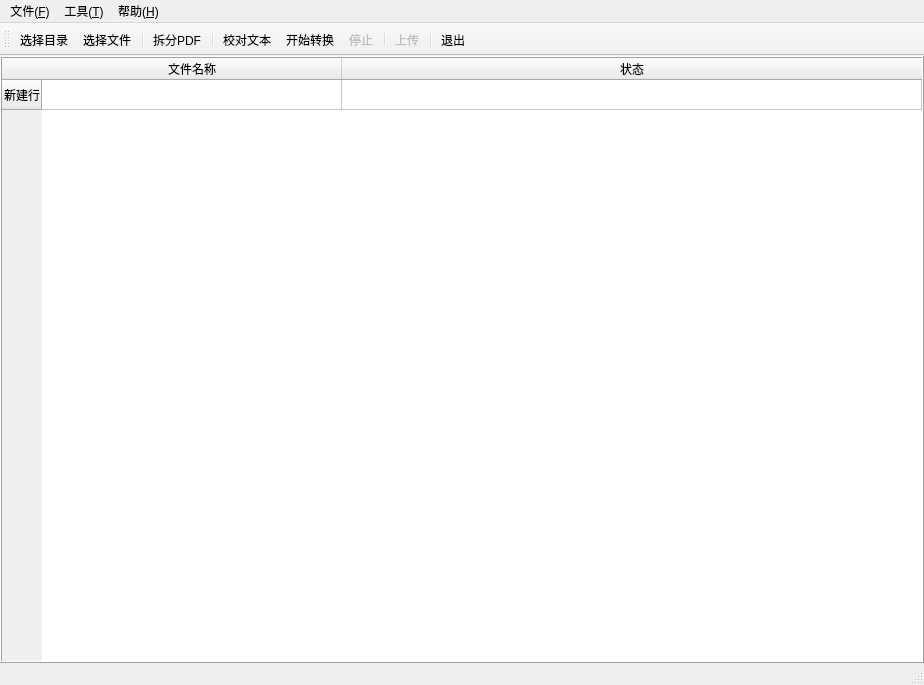
First picture: the form in ui_main.ui, repository jondy/mkepub, before the edit.
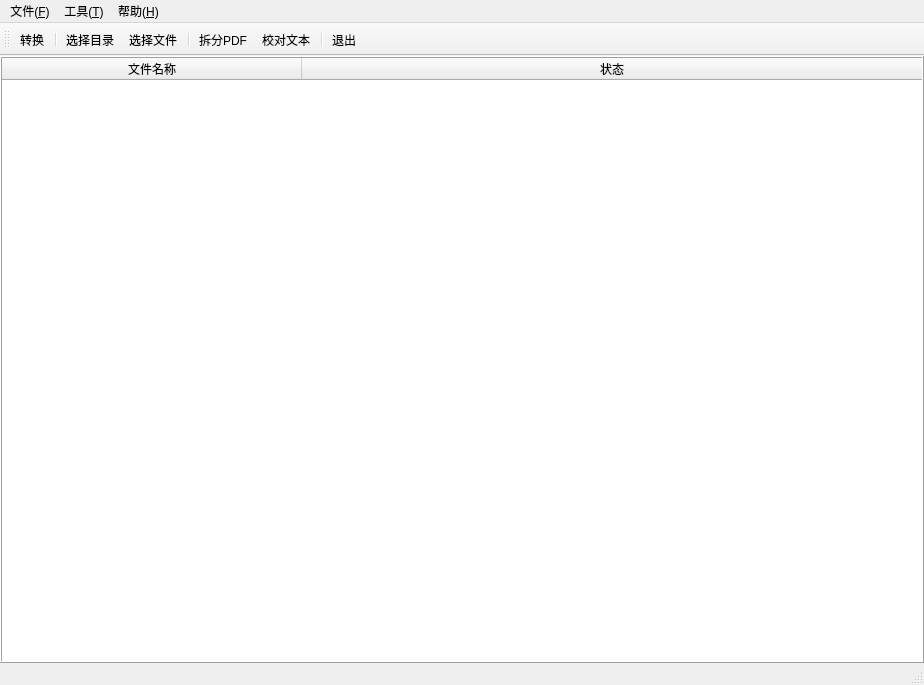
Second picture: the form after the edit.

Diff of the .ui file:
```diff
--- a/ui_main.ui
+++ b/ui_main.ui
@@ -53,11 +53,6 @@
       <attribute name="horizontalHeaderStretchLastSection">
        <bool>true</bool>
       </attribute>
-      <row>
-       <property name="text">
-        <string>新建行</string>
-       </property>
-      </row>
       <column>
        <property name="text">
         <string>文件名称</string>
@@ -124,16 +119,13 @@
    <attribute name="toolBarBreak">
     <bool>false</bool>
    </attribute>
+   <addaction name="actionStart"/>
+   <addaction name="separator"/>
    <addaction name="actionSelectDirectory"/>
    <addaction name="actionSelectFiles"/>
    <addaction name="separator"/>
    <addaction name="actionSplitPdf"/>
-   <addaction name="separator"/>
    <addaction name="actionCorrect"/>
-   <addaction name="actionStart"/>
-   <addaction name="actionStop"/>
-   <addaction name="separator"/>
-   <addaction name="actionUpload"/>
    <addaction name="separator"/>
    <addaction name="actionQuit"/>
   </widget>
@@ -162,7 +154,10 @@
   </action>
   <action name="actionStart">
    <property name="text">
-    <string>开始转换</string>
+    <string>转换</string>
+   </property>
+   <property name="toolTip">
+    <string>开始生成 EPUB 文件</string>
    </property>
   </action>
   <action name="actionStop">
```
Left out of the diff: 13 changed lines with no effect on the pictures.
